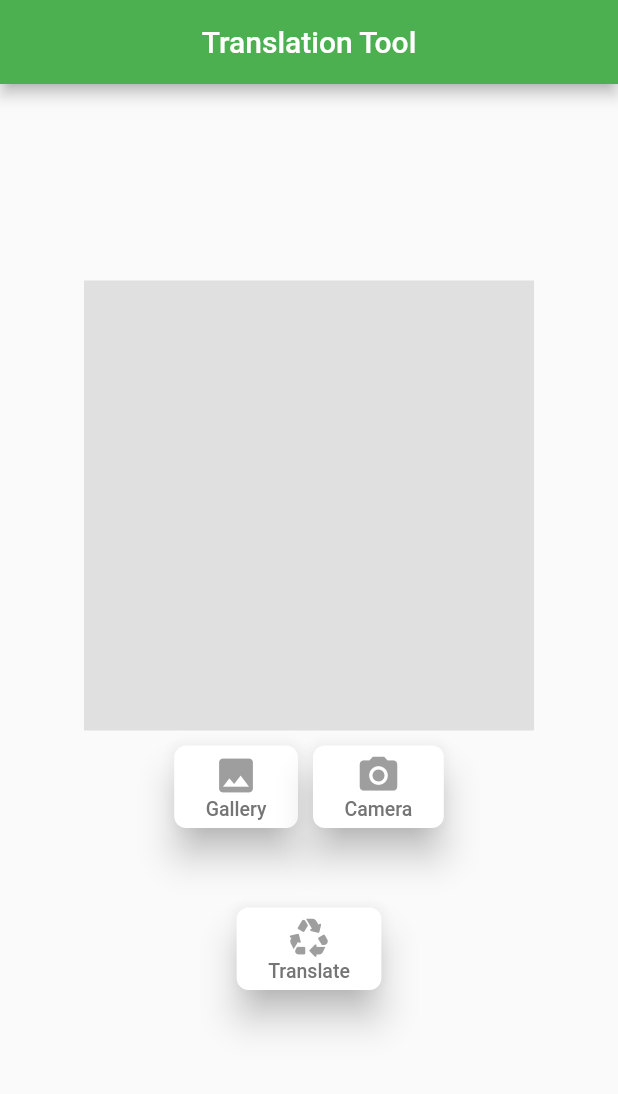
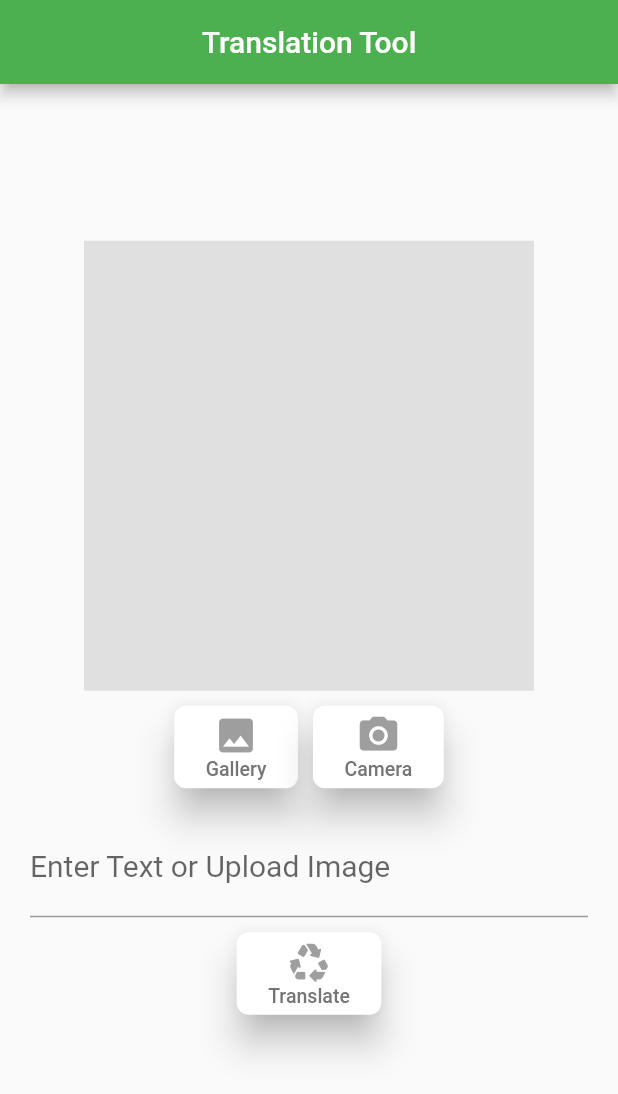
Before and after one commit to naga-k/hacknjit, a Flutter app: the screen it shows after launch, on a phone screen of 412 x 824 dp. Shown: the top 1094 px of the screen. Run offline on Flutter 3.47's test engine with Material 2 defaults, Android fonts, the phone set to English and light mode, and no system bars; our stand-ins replace camera, image_cropper, image_picker; missing offline and left inert: google_ml_kit, google_mlkit_image_labeling, text_to_speech, translator.

Commit message:
text editing done
text to speech next

```diff
--- a/lib/main.dart
+++ b/lib/main.dart
@@ -5,6 +5,7 @@ import 'package:google_ml_kit/google_ml_kit.dart';
 import 'package:image_cropper/image_cropper.dart';
 import 'package:image_picker/image_picker.dart';
 import 'package:translator/translator.dart';
+import 'package:text_to_speech/text_to_speech.dart';
 
 void main() {
   runApp(const MyApp());
@@ -38,10 +39,14 @@ class _MyHomePageState extends State<MyHomePage> {
 
   XFile? imageFile;
 
-  String scannedText = "";
   String translatedText = "";
 
+  late TextEditingController _controller;
+  String _labelText = "Enter Text or Upload Image";
+
   GoogleTranslator translator = GoogleTranslator();
+
+  TextToSpeech tts = TextToSpeech();
 
   @override
   Widget build(BuildContext context) {
@@ -142,9 +147,10 @@ class _MyHomePageState extends State<MyHomePage> {
                   height: 20,
                 ),
                 Container(
-                  child: Text(
-                    scannedText,
+                  child: TextField(
+                    controller: _controller,
                     style: TextStyle(fontSize: 20),
+                    decoration: InputDecoration(labelText: _labelText),
                   ),
                 ),
                 Container(
@@ -188,7 +194,18 @@ class _MyHomePageState extends State<MyHomePage> {
                     child: Text(
                   translatedText,
                   style: TextStyle(fontSize: 20),
-                ))
+                )),
+                SizedBox(
+                  height: 10,
+                ),
+                if (translatedText != "")
+                  ElevatedButton(
+                    onPressed: (() {}),
+                    child: Text(
+                      "Texto a voz",
+                      style: TextStyle(fontSize: 13, color: Colors.grey[600]),
+                    ),
+                  )
               ],
             )),
       )),
@@ -206,7 +223,7 @@ class _MyHomePageState extends State<MyHomePage> {
     } catch (e) {
       textScanning = false;
       imageFile = null;
-      scannedText = "Error occured while scanning";
+      _controller.text = "";
       setState(() {});
     }
   }
@@ -253,6 +270,7 @@ class _MyHomePageState extends State<MyHomePage> {
   }
 
   void getRecognisedText(XFile image) async {
+    String scannedText = "";
     final inputImage = InputImage.fromFilePath(image.path);
     final textDetector = GoogleMlKit.vision.textRecognizer();
     RecognizedText recognisedText = await textDetector.processImage(inputImage);
@@ -260,23 +278,31 @@ class _MyHomePageState extends State<MyHomePage> {
     scannedText = "";
     for (TextBlock block in recognisedText.blocks) {
       for (TextLine line in block.lines) {
-        scannedText = scannedText + line.text + " ";
+        scannedText = "$scannedText${line.text} ";
       }
     }
     textScanning = false;
+    _controller.text = scannedText;
+    translatedText = "";
     setState(() {});
   }
 
   void transilateText() {
-    translator.translate(scannedText, from: 'en', to: 'es').then((s) {
+    translator.translate(_controller.text, from: 'en', to: 'es').then((s) {
       translatedText = s.text;
-      print(s);
       setState(() {});
     });
   }
 
+  void clearInputText() {
+    _controller.text = "";
+    _labelText = "Enter Text or Upload Image";
+  }
+
   @override
   void initState() {
+    _controller = TextEditingController();
+    _controller.text = "";
     super.initState();
   }
 }
--- a/pubspec.yaml
+++ b/pubspec.yaml
@@ -41,6 +41,7 @@ dependencies:
   image_picker: ^0.8.6
   image_cropper: ^3.0.1
   translator: ^0.1.7
+  text_to_speech: ^0.2.3
 
 dev_dependencies:
   flutter_test:
```
Also changed, not shown: lib/main_old.dart (+4 -5 lines), pubspec.lock, 2 other files.
